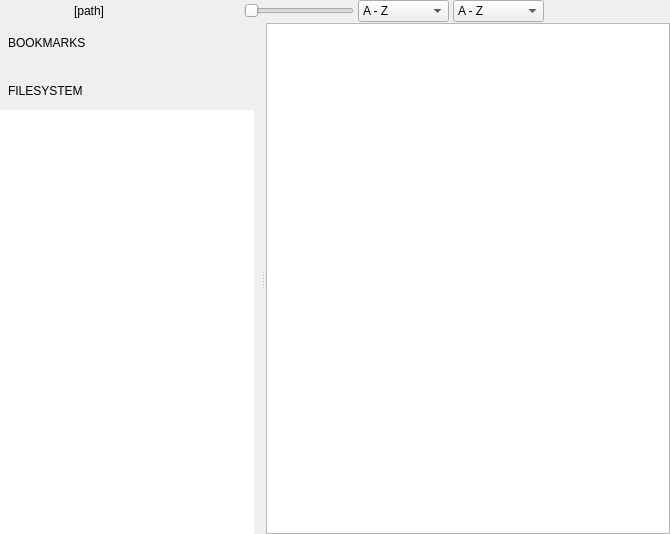
hadoooooouken/qimgv-plus, file qimgv/gui/folderview/folderview.ui: the form before one commit.
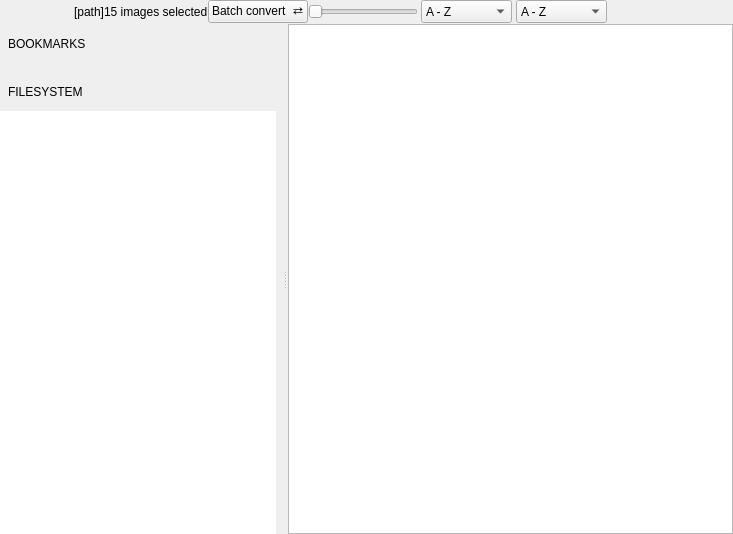
The form after the commit. Custom widgets are drawn as their Qt base class.

Commit message: selected images count

```diff
--- a/qimgv/gui/folderview/folderview.ui
+++ b/qimgv/gui/folderview/folderview.ui
@@ -165,6 +165,29 @@
         </property>
        </spacer>
       </item>
+      <item>
+       <widget class="QLabel" name="selectionCountLabel">
+        <property name="accessibleName">
+         <string notr="true">SelectionCountLabel</string>
+        </property>
+        <property name="text">
+         <string notr="true">15 images selected</string>
+        </property>
+       </widget>
+      </item>
+      <item>
+       <widget class="QPushButton" name="batchButton">
+        <property name="focusPolicy">
+         <enum>Qt::NoFocus</enum>
+        </property>
+        <property name="accessibleName">
+         <string notr="true">FolderViewBatchButton</string>
+        </property>
+        <property name="text">
+         <string notr="true">Batch convert  ⇄</string>
+        </property>
+       </widget>
+      </item>
       <item>
        <widget class="QSlider" name="zoomSlider">
         <property name="sizePolicy">
```
The commit also changes 9 other files.
